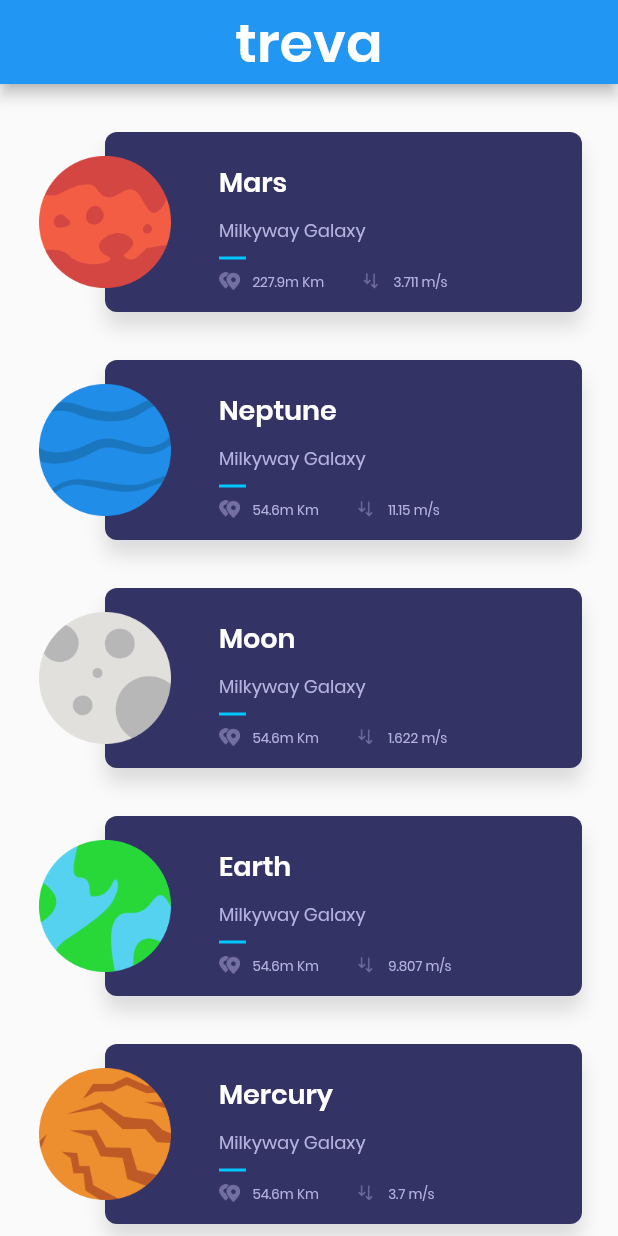
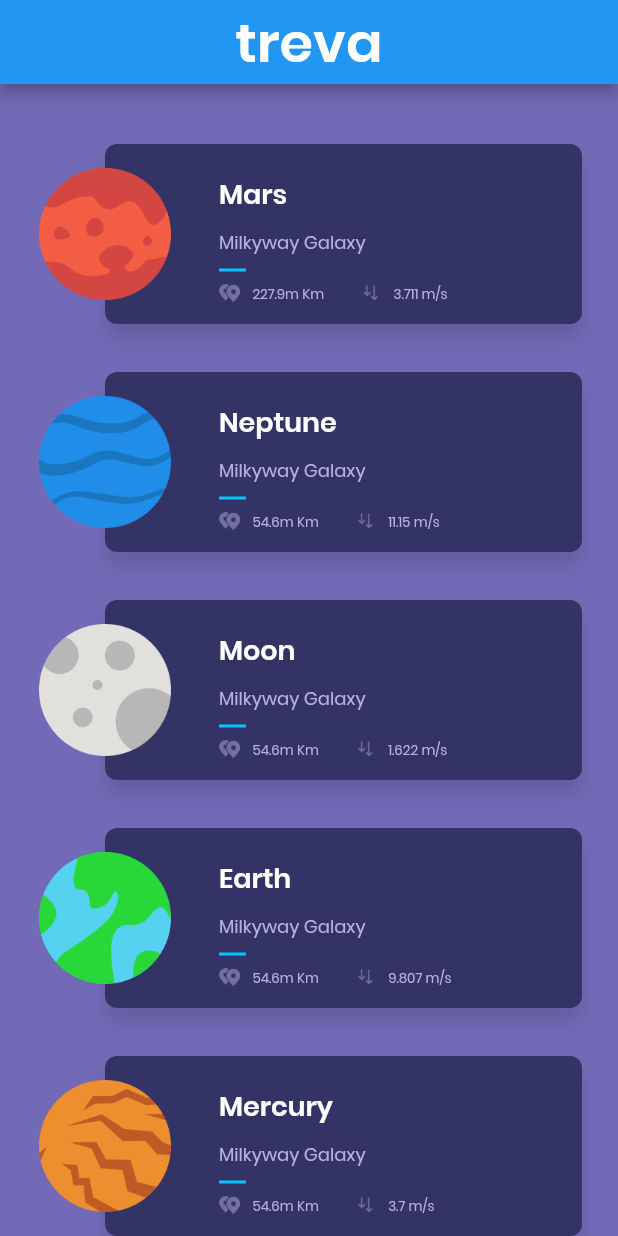
Before and after one commit to Yoonwoojae/planets_flutter, a Flutter app: the screen it shows after launch, on a phone screen of 412 x 824 dp. Run offline on Flutter 3.47's test engine with Material 2 defaults, Android fonts, the phone set to English and light mode, and no system bars.

```diff
--- a/lib/HomePageBody.dart
+++ b/lib/HomePageBody.dart
@@ -5,11 +5,24 @@ import 'PlanetRow.dart';
 class HomePageBody extends StatelessWidget {
   @override
   Widget build(BuildContext context) {
-    return Expanded(
-      child: ListView.builder(
-        itemBuilder: (context, index) => PlanetRow(planets[index]),
-        itemCount: planets.length,
-        padding: EdgeInsets.symmetric(vertical: 16.0),
+    return new Expanded(
+      child: Container(
+        color: Color(0xFF736AB7),
+        child: CustomScrollView(
+          scrollDirection: Axis.vertical,
+          slivers: <Widget>[
+            SliverPadding(
+              padding: EdgeInsets.symmetric(vertical: 24.0),
+              sliver: SliverFixedExtentList(
+                itemExtent: 152.0,
+                delegate: SliverChildBuilderDelegate(
+                  (context, index) => PlanetRow(planets[index]),
+                  childCount: planets.length,
+                ),
+              ),
+            ),
+          ],
+        ),
       ),
     );
   }
```
